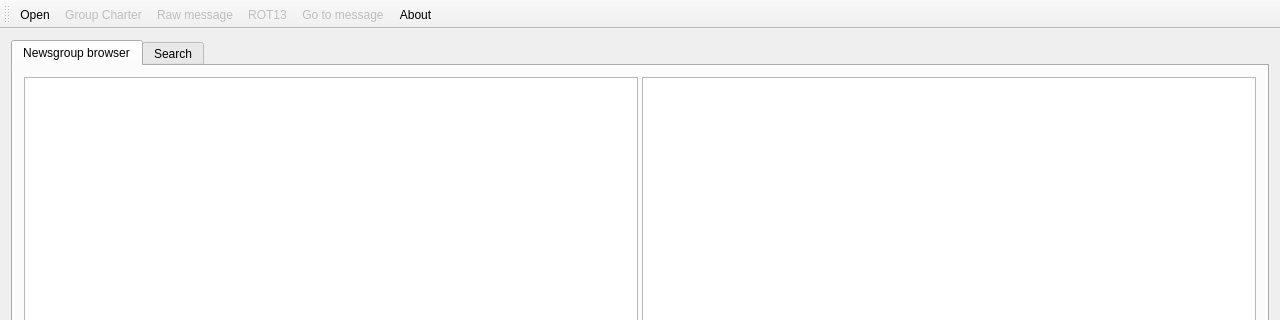
Before: the Qt Designer form browser/browser.ui in wolfpld/usenetarchive, drawn with Qt 5; both pictures show x 0 to 1280 and y 0 to 320 of the 1280 by 768 pixel window.
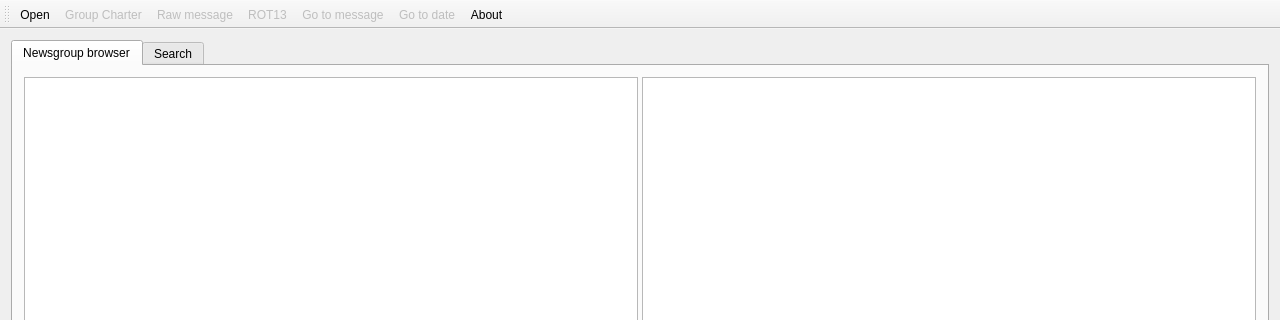
After: the same form once the commit is applied.

Commit message: Implement going to a specific date.

Patch:
```diff
--- a/browser/browser.ui
+++ b/browser/browser.ui
@@ -175,6 +175,7 @@
    <addaction name="actionRaw_message"/>
    <addaction name="actionROT13"/>
    <addaction name="actionGo_to_message"/>
+   <addaction name="actionGo_to_date"/>
    <addaction name="actionAbout"/>
   </widget>
   <widget class="QStatusBar" name="statusBar"/>
@@ -226,6 +227,14 @@
     <string>Group Charter</string>
    </property>
   </action>
+  <action name="actionGo_to_date">
+   <property name="enabled">
+    <bool>false</bool>
+   </property>
+   <property name="text">
+    <string>Go to date</string>
+   </property>
+  </action>
  </widget>
  <layoutdefault spacing="6" margin="11"/>
  <resources/>
```
The commit also changes 6 other files.
